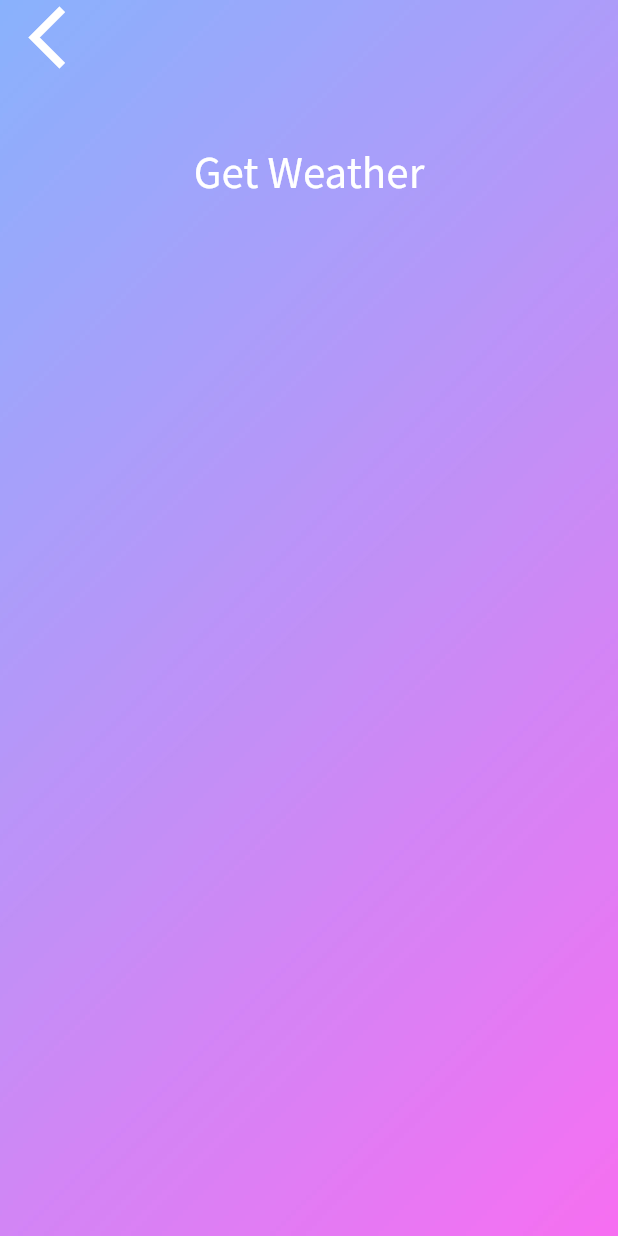
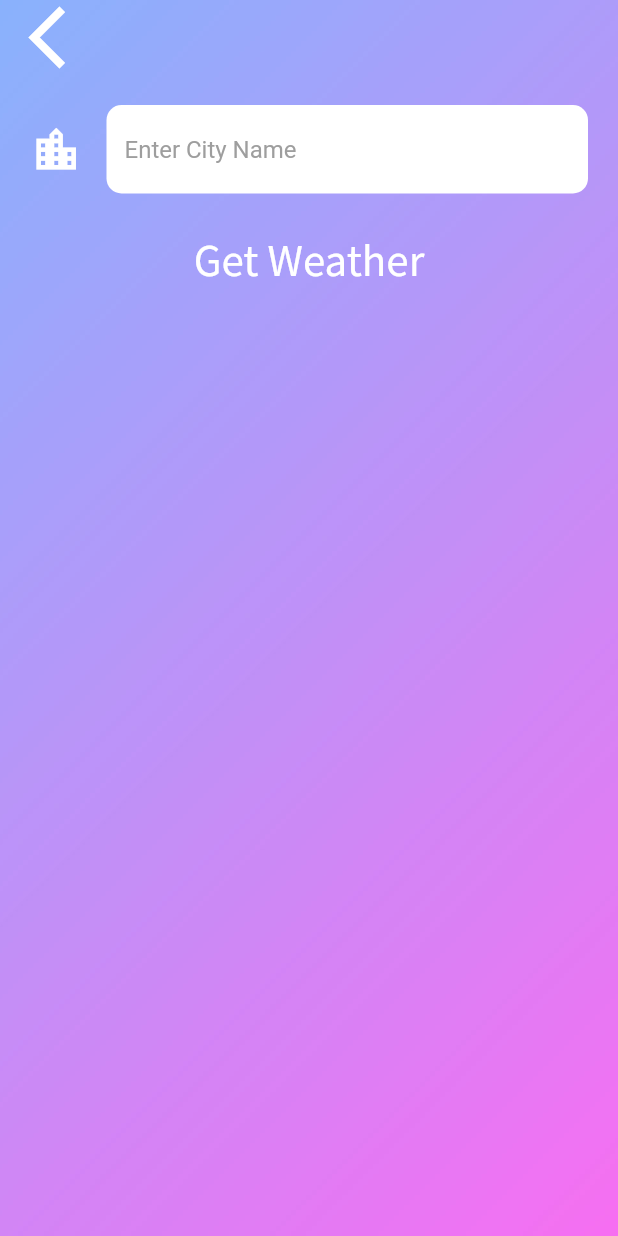
Before and after one commit to MostafaAE/Clima-Weather-App, a Flutter app: the CityScreen screen opened directly, on a phone screen of 412 x 824 dp. Run offline on Flutter 3.47's test engine with Material 2 defaults, Android fonts, the phone set to English and light mode, and no system bars; our stand-ins replace auto_size_text, flutter_spinkit, font_awesome_flutter, geolocator; network calls fail; statements that could not run were skipped.

Commit message:
CityScreen implementation

```diff
--- a/lib/screens/city_screen.dart
+++ b/lib/screens/city_screen.dart
@@ -7,6 +7,7 @@ class CityScreen extends StatefulWidget {
 }
 
 class _CityScreenState extends State<CityScreen> {
+  String cityName;
   @override
   Widget build(BuildContext context) {
     return Scaffold(
@@ -24,7 +25,9 @@ class _CityScreenState extends State<CityScreen> {
               Align(
                 alignment: Alignment.topLeft,
                 child: FlatButton(
-                  onPressed: () {},
+                  onPressed: () {
+                    Navigator.pop(context);
+                  },
                   child: Icon(
                     Icons.arrow_back_ios,
                     size: 50.0,
@@ -33,10 +36,20 @@ class _CityScreenState extends State<CityScreen> {
               ),
               Container(
                 padding: EdgeInsets.all(20.0),
-                child: null,
+                child: TextField(
+                  onChanged: (value){
+                    cityName = value;
+                  },
+                  style: TextStyle(
+                    color: Colors.black,
+                  ),
+                  decoration: kTextFieldInputDecoration,
+                ),
               ),
               FlatButton(
-                onPressed: () {},
+                onPressed: () {
+                  Navigator.pop(context, cityName);
+                },
                 child: Text(
                   'Get Weather',
                   style: kButtonTextStyle,
--- a/lib/utilities/constants.dart
+++ b/lib/utilities/constants.dart
@@ -21,3 +21,23 @@ const kCityTextStyle = TextStyle(
   fontSize: 45.0,
   fontWeight: FontWeight.bold,
 );
+
+const kTextFieldInputDecoration = InputDecoration(
+  filled: true,
+  fillColor: Colors.white,
+  icon: Icon(
+    Icons.location_city,
+    color: Colors.white,
+    size: 35,
+  ),
+  hintText: 'Enter City Name',
+  hintStyle: TextStyle(
+    color: Colors.grey,
+  ),
+  border: OutlineInputBorder(
+    borderRadius: BorderRadius.all(
+      Radius.circular(10.0),
+    ),
+    borderSide: BorderSide.none,
+  ),
+);
```
